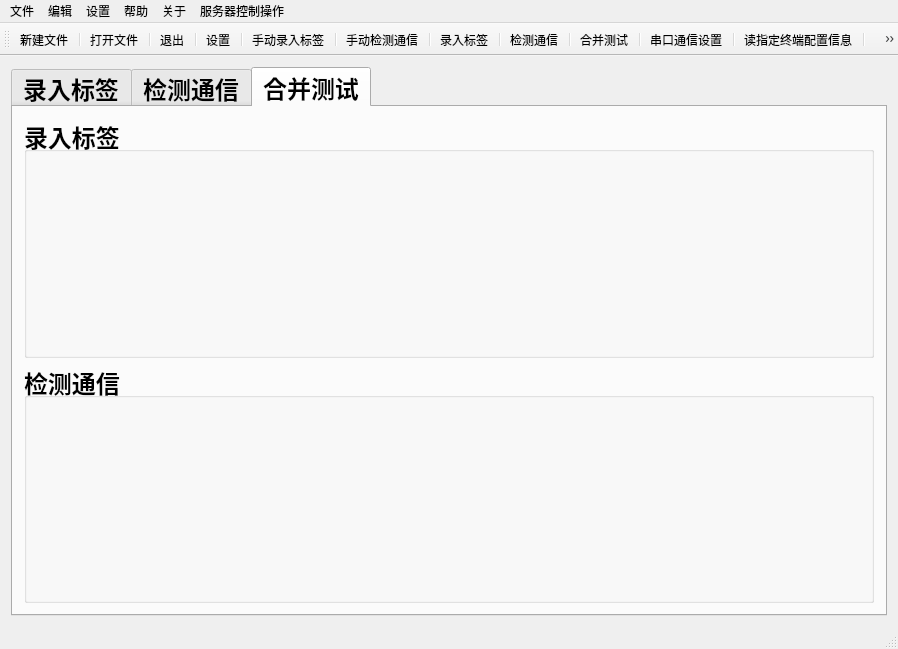
The window that mainwindow.ui (guoshijiang/IspdNewCalibrator) describes before a commit, drawn with Qt 5.
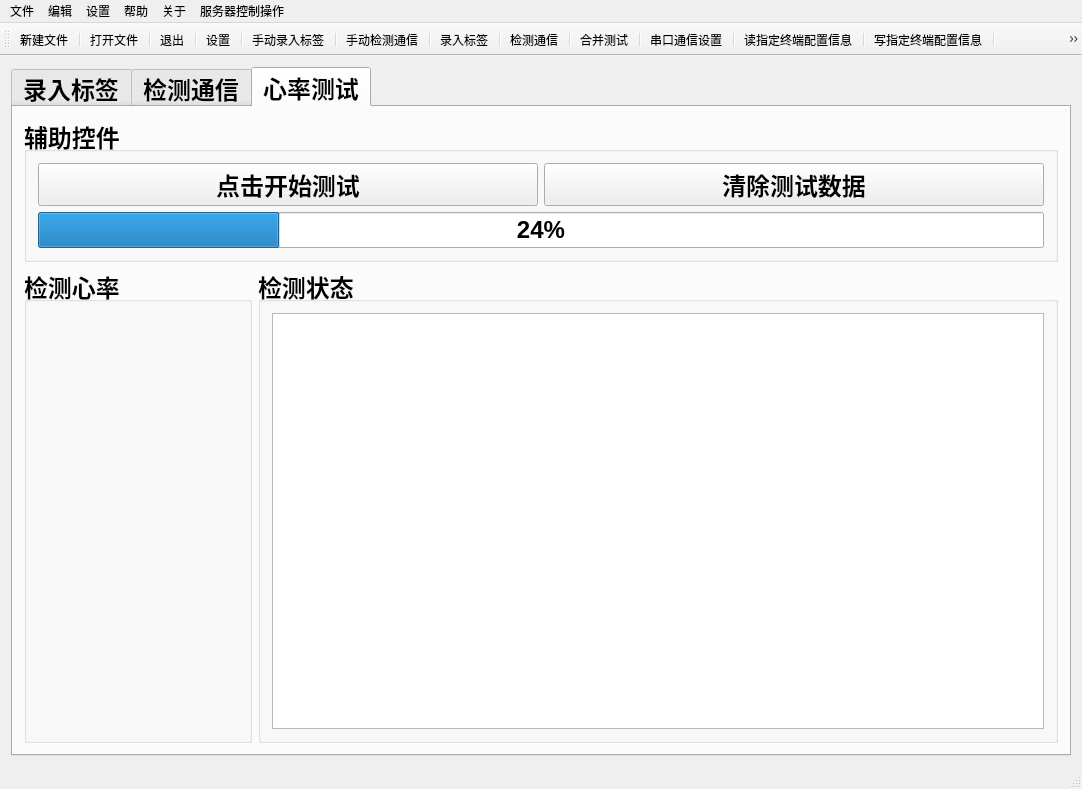
The same window after the commit. The open tabs and pages were chosen to show the change. Icons and pictures are not drawn.

Commit message: 将数据显示到界面

The edit to the form file:
```diff
--- a/mainwindow.ui
+++ b/mainwindow.ui
@@ -6,8 +6,8 @@
    <rect>
     <x>0</x>
     <y>0</y>
-    <width>898</width>
-    <height>649</height>
+    <width>1082</width>
+    <height>789</height>
    </rect>
   </property>
   <property name="windowTitle">
@@ -99,24 +99,75 @@
       </widget>
       <widget class="QWidget" name="tab_2">
        <attribute name="title">
-        <string>合并测试</string>
+        <string>心率测试</string>
        </attribute>
        <layout class="QVBoxLayout" name="verticalLayout_2">
         <item>
-         <widget class="QGroupBox" name="groupBox_h_record">
+         <layout class="QVBoxLayout" name="verticalLayout_3">
+          <item>
+           <widget class="QGroupBox" name="groupBox_5">
           <property name="title">
-           <string>录入标签</string>
-          </property>
-          <layout class="QVBoxLayout" name="verticalLayout_3"/>
+             <string>辅助控件</string>
+            </property>
+            <layout class="QVBoxLayout" name="verticalLayout_4">
+             <item>
+              <layout class="QHBoxLayout" name="horizontalLayout_7">
+               <item>
+                <widget class="QPushButton" name="pushButton_hr_test">
+                 <property name="text">
+                  <string>点击开始测试</string>
+                 </property>
          </widget>
         </item>
         <item>
-         <widget class="QGroupBox" name="groupBox_h_check">
+                <widget class="QPushButton" name="pushButton_hr_clear">
+                 <property name="text">
+                  <string>清除测试数据</string>
+                 </property>
+                </widget>
+               </item>
+              </layout>
+             </item>
+             <item>
+              <widget class="QProgressBar" name="progressBar_hr">
+               <property name="value">
+                <number>24</number>
+               </property>
+              </widget>
+             </item>
+            </layout>
+           </widget>
+          </item>
+         </layout>
+        </item>
+        <item>
+         <layout class="QHBoxLayout" name="horizontalLayout_6">
+          <item>
+           <widget class="QGroupBox" name="groupBox_hr_check">
           <property name="title">
-           <string>检测通信</string>
-          </property>
-          <layout class="QVBoxLayout" name="verticalLayout_4"/>
-         </widget>
+             <string>检测心率</string>
+            </property>
+           </widget>
+          </item>
+          <item>
+           <widget class="QGroupBox" name="groupBox_hr_status">
+            <property name="maximumSize">
+             <size>
+              <width>800</width>
+              <height>16777215</height>
+             </size>
+            </property>
+            <property name="title">
+             <string>检测状态</string>
+            </property>
+            <layout class="QHBoxLayout" name="horizontalLayout_13">
+             <item>
+              <widget class="QTextEdit" name="textEdit_hr_status"/>
+             </item>
+            </layout>
+           </widget>
+          </item>
+         </layout>
         </item>
        </layout>
       </widget>
@@ -129,7 +180,7 @@
     <rect>
      <x>0</x>
      <y>0</y>
-     <width>898</width>
+     <width>1082</width>
      <height>23</height>
     </rect>
    </property>
```
Left out of the diff: 110 changed lines with no effect on the pictures. Lines whose indentation alone changed are shown as unchanged. The commit also changes 6 other files.
